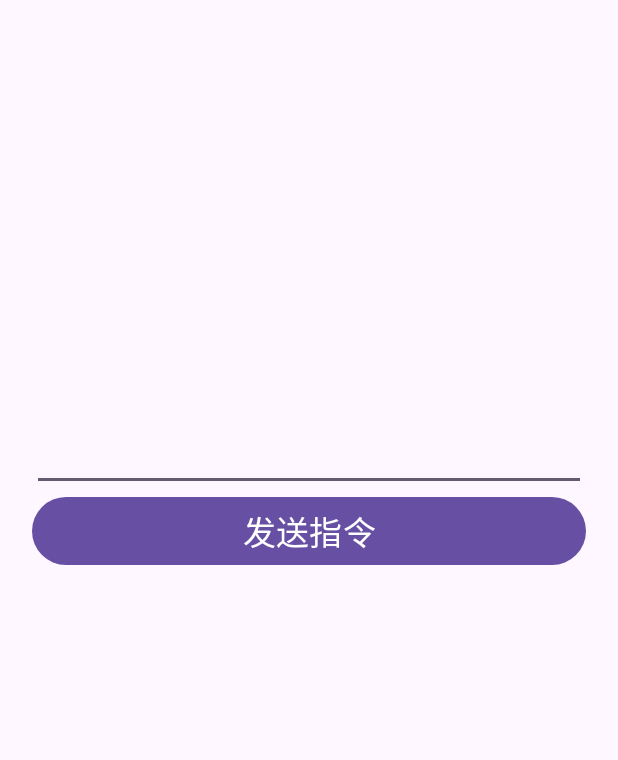
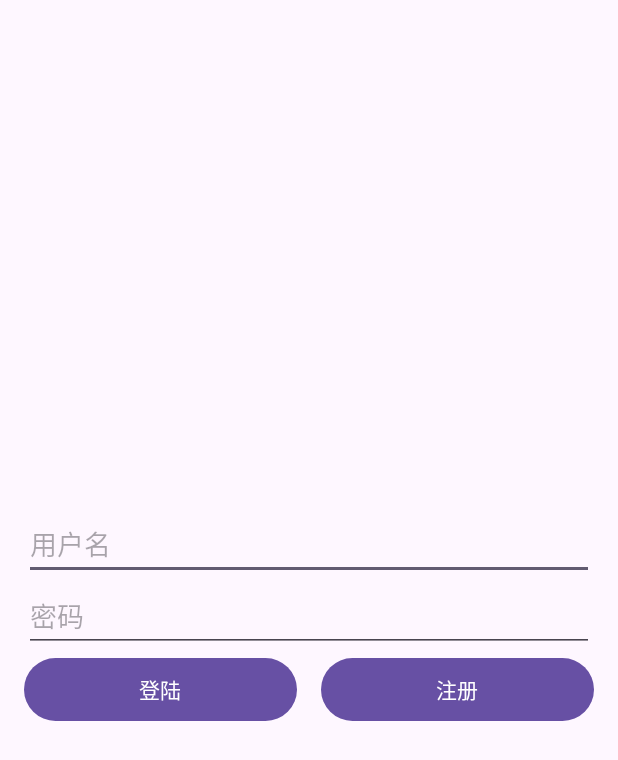
Before and after one commit to Cheney2333/Android, an Android app: the screen it shows after launch (MainActivity), on a phone screen of 412 x 824 dp. Shown: the top 760 px of the screen. Run offline under Robolectric (Android 15) with nearby library versions, the phone set to English and light mode, and no system bars.

Commit message:
添加了用户登录和注册页面

```diff
--- a/ZhiKongTech/app/src/main/java/com/example/zhikongtech/MainActivity.java
+++ b/ZhiKongTech/app/src/main/java/com/example/zhikongtech/MainActivity.java
@@ -9,6 +9,7 @@ import android.os.Bundle;
 import android.view.View;
 import android.widget.Button;
 import android.widget.EditText;
+import android.widget.Toast;
 
 import java.io.BufferedWriter;
 import java.io.OutputStream;
@@ -17,59 +18,77 @@ import java.net.Socket;
 
 public class MainActivity extends AppCompatActivity {
 
-    private Button sendButton;
-    private EditText commandEditText;
+    private EditText editTextUsername;
+    private EditText editTextPassword;
+    private Button buttonLogin;
+    private Button buttonRegister;
+
+    private String[] validUsernames = {"21009101835"};
 
     @Override
     protected void onCreate(Bundle savedInstanceState) {
         super.onCreate(savedInstanceState);
         setContentView(R.layout.activity_main);
 
-        sendButton = findViewById(R.id.sendButton);
-        commandEditText = findViewById(R.id.commandEditText);
+        editTextUsername = findViewById(R.id.edit_text_username);
+        editTextPassword = findViewById(R.id.edit_text_password);
+        buttonLogin = findViewById(R.id.button_login);
+        buttonRegister = findViewById(R.id.button_register);
 
-        sendButton.setOnClickListener(new View.OnClickListener() {
+        buttonLogin.setOnClickListener(new View.OnClickListener() {
             @Override
-            public void onClick(View view) {
-                String command = commandEditText.getText().toString();
-                SendMessageTask sendMessageTask = new SendMessageTask();
-                sendMessageTask.execute(command);
+            public void onClick(View v) {
+                String username = editTextUsername.getText().toString();
+                String password = editTextPassword.getText().toString();
+
+                if (isValidUsername(username)) {
+                    // 登录成功，跳转到 FunctionActivity
+                    Intent intent = new Intent(MainActivity.this, functionActivity.class);
+                    startActivity(intent);
+                } else {
+                    // 登录失败，显示提示
+                    Toast.makeText(MainActivity.this, "Invalid username", Toast.LENGTH_SHORT).show();
+                }
             }
         });
 
+        buttonRegister.setOnClickListener(new View.OnClickListener() {
+            @Override
+            public void onClick(View v) {
+                // 获取用户输入的用户名和密码
+                String newUsername = editTextUsername.getText().toString();
+                String newPassword = editTextPassword.getText().toString();
+
+                // 将新用户名添加到有效用户名数组
+                addValidUsername(newUsername);
+
+                // 显示注册成功提示
+                Toast.makeText(MainActivity.this, "Registration successful", Toast.LENGTH_SHORT).show();
+            }
+        });
     }
 
-    private class SendMessageTask extends AsyncTask<String, Void, Void> {
+    private boolean isValidUsername(String username) {
+        for (String validUsername : validUsernames) {
+            if (validUsername.equals(username)) {
+                return true;
+            }
+        }
+        return false;
+    }
 
-        @Override
-        protected Void doInBackground(String... params) {
-            try {
-                // 服务器的IP和端口号
-                String serverIP = "8.140.26.4";
-                int serverPort = 3389;
+    private void addValidUsername(String username) {
+        // 创建一个新的数组，长度比原数组多1
+        String[] newValidUsernames = new String[validUsernames.length + 1];
 
-                // 创建Socket连接
-                Socket socket = new Socket(serverIP, serverPort);
+        // 复制原数组的元素到新数组
+        System.arraycopy(validUsernames, 0, newValidUsernames, 0, validUsernames.length);
 
-                // 获取输出流
-                OutputStream outputStream = socket.getOutputStream();
-                BufferedWriter bufferedWriter = new BufferedWriter(new OutputStreamWriter(outputStream));
+        // 将新的用户名添加到新数组的末尾
+        newValidUsernames[newValidUsernames.length - 1] = username;
 
-                // 发送指令给服务器
-                String message = params[0];
-                bufferedWriter.write(message);
-                bufferedWriter.newLine();
-                bufferedWriter.flush();
-
-                // 关闭连接
-                bufferedWriter.close();
-                outputStream.close();
-                socket.close();
-            } catch (Exception e) {
-                e.printStackTrace();
-            }
-            return null;
-        }
+        // 更新 validUsernames 引用，指向新数组
+        validUsernames = newValidUsernames;
     }
 
 }
--- a/ZhiKongTech/app/src/main/res/layout/activity_main.xml
+++ b/ZhiKongTech/app/src/main/res/layout/activity_main.xml
@@ -6,28 +6,47 @@
     android:layout_height="match_parent"
     android:orientation="vertical"
     tools:context=".MainActivity"
+    android:padding="16dp"
     android:gravity="center">
 
-    <LinearLayout
-        android:id="@+id/rl_1"
-        android:layout_width="400dp"
-        android:layout_height="300dp"
-        android:orientation="vertical"
-        android:padding="15dp">
 
         <EditText
-            android:id="@+id/commandEditText"
-            android:layout_width="match_parent"
-            android:layout_height="50dp"/>
-
-        <Button
-            android:id="@+id/sendButton"
+            android:id="@+id/edit_text_username"
             android:layout_width="match_parent"
             android:layout_height="wrap_content"
-            android:text="发送指令"
-            android:textSize="22sp"/>
+            android:hint="用户名"
+            android:inputType="text" />
 
-    </LinearLayout>
+        <EditText
+            android:id="@+id/edit_text_password"
+            android:layout_width="match_parent"
+            android:layout_height="wrap_content"
+            android:hint="密码"
+            android:inputType="textPassword" />
+
+        <LinearLayout
+            android:layout_width="match_parent"
+            android:layout_height="wrap_content"
+            android:orientation="horizontal">
+
+                <Button
+                    android:id="@+id/button_login"
+                    android:layout_width="wrap_content"
+                    android:layout_height="50dp"
+                    android:text="登陆"
+                    android:layout_weight="1" />
+
+                <Button
+                    android:id="@+id/button_register"
+                    android:layout_width="wrap_content"
+                    android:layout_height="50dp"
+                    android:text="注册"
+                    android:layout_weight="1"
+                    android:layout_marginStart="16dp" />
+
+        </LinearLayout>
+
+
 
 
 </LinearLayout>
```
Also changed, not shown: ZhiKongTech/app/src/main/AndroidManifest.xml (+7 -1 lines), ZhiKongTech/app/src/main/java/com/example/zhikongtech/functionActivity.java (added, +14 -0 lines), ZhiKongTech/app/src/main/res/layout/activity_function.xml (added, +23 -0 lines).
